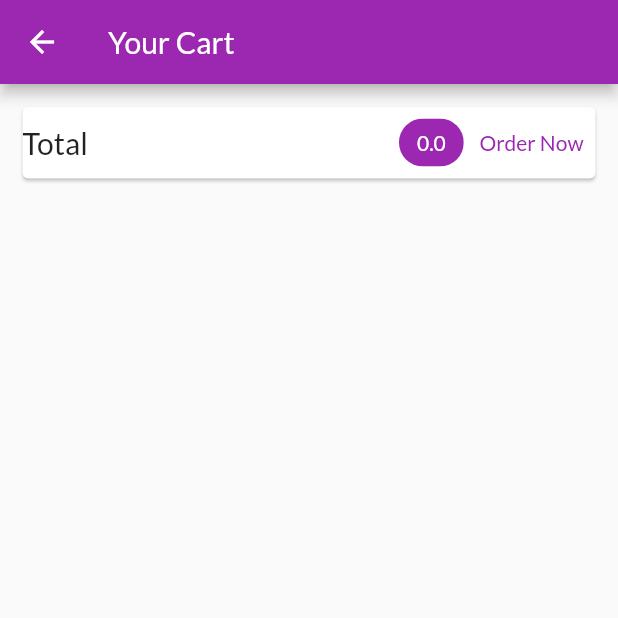
After one commit to AMfaraz/Shop_App, a Flutter app: the CartScreen screen opened by its route, after a tap on "Order Now", on a phone screen of 412 x 824 dp, the top half of it. The commit adds this screen. Run offline on Flutter 3.47's test engine with Material 2 defaults, Android fonts, the phone set to English and light mode, and no system bars; network calls fail.

Commit message:
Orders added

```diff
--- a/lib/providers/cart.dart
+++ b/lib/providers/cart.dart
@@ -6,35 +6,46 @@ class CartItem {
   final int quantity;
   final double price;
 
-  CartItem({required this.id,
+  CartItem(
+      {required this.id,
       required this.title,
       required this.quantity,
       required this.price});
 }
 
 class Cart with ChangeNotifier {
-  Map<String, CartItem> _items={};
+  Map<String, CartItem> _items = {};
 
   Map<String, CartItem> get items {
     return {..._items};
   }
 
-  int? get itemCount{
-    return _items.length==0? 0:_items.length;
+  int? get itemCount {
+    return _items.length == 0 ? 0 : _items.length;
   }
+
+  double get totalAmount {
+    double total = 0;
+    _items.forEach((key, cartItem) {
+      total = total + cartItem.price * cartItem.quantity;
+    });
+    return total;
+  }
+
   void addItem(String productId, double price, String title) {
-    bool doesContain=_items.containsKey(productId);
+    bool doesContain = _items.containsKey(productId);
     if (doesContain) {
-      _items.update(productId, (existingItem) =>
-          CartItem(id: existingItem.id,
+      _items.update(
+          productId,
+          (existingItem) => CartItem(
+              id: existingItem.id,
               title: existingItem.title,
               quantity: existingItem.quantity + 1,
               price: existingItem.price));
     } else {
       _items.putIfAbsent(
           productId,
-              () =>
-              CartItem(
+          () => CartItem(
               id: DateTime.now().toString(),
               title: title,
               quantity: 1,
@@ -42,4 +53,16 @@ class Cart with ChangeNotifier {
     }
     notifyListeners();
   }
+
+  void removeItem(String itemID){
+    _items.remove(itemID);
+    notifyListeners();
   }
+
+  void clearCart(){
+    _items={};
+    notifyListeners();
+  }
+
+
+}
--- /dev/null
+++ b/lib/providers/orders.dart
@@ -0,0 +1,37 @@
+import 'package:flutter/foundation.dart';
+
+import './cart.dart';
+
+class OrderItem {
+  final String id;
+  final double amount;
+  final List<CartItem> products;
+  final DateTime dateTime;
+
+  OrderItem(
+      {required this.id,
+      required this.dateTime,
+      required this.amount,
+      required this.products});
+}
+
+class Orders with ChangeNotifier {
+  List<OrderItem> _orders = [];
+
+  List<OrderItem> get orders {
+    return [..._orders];
+  }
+
+  void addOrder(List<CartItem> cartProducts, double total) {
+    _orders.insert(
+        0,
+        OrderItem(
+            id: DateTime.now().toString(),
+            dateTime: DateTime.now(),
+            amount: total,
+            products: cartProducts));
+    notifyListeners();
+  }
+
+
+}
--- /dev/null
+++ b/lib/screens/cart_screen.dart
@@ -0,0 +1,79 @@
+import 'package:flutter/material.dart';
+import 'package:provider/provider.dart';
+
+import '../providers/cart.dart' show Cart;
+import '../widgets/cart_item.dart';
+import '../providers/orders.dart';
+
+class CartScreen extends StatelessWidget {
+  static const routeName = "./CartScreen";
+
+  const CartScreen({Key? key}) : super(key: key);
+
+  @override
+  Widget build(BuildContext context) {
+    final cart = Provider.of<Cart>(context);
+    return Scaffold(
+      appBar: AppBar(
+        title: const Text("Your Cart"),
+      ),
+      body: Column(
+        children: <Widget>[
+          Card(
+            margin: const EdgeInsets.all(15),
+            child: Row(
+              mainAxisAlignment: MainAxisAlignment.spaceBetween,
+              children: <Widget>[
+                const Text(
+                  "Total",
+                  style: TextStyle(
+                    fontSize: 20,
+                  ),
+                ),
+                Spacer(),
+                SizedBox(width: 20),
+                Chip(
+                  label: Text(
+                    "${cart.totalAmount}",
+                    style: TextStyle(
+                        color: Theme.of(context)
+                            .primaryTextTheme
+                            .titleLarge
+                            ?.color),
+                  ),
+                  backgroundColor: Theme.of(context).primaryColor,
+                ),
+                TextButton(
+                  onPressed: () {
+                    Provider.of<Orders>(context, listen: false)
+                        .addOrder(cart.items.values.toList(), cart.totalAmount);
+                    cart.clearCart();
+                  },
+                  child: const Text("Order Now"),
+                  style: TextButton.styleFrom(
+                      primary: Theme.of(context).primaryColor),
+                ),
+              ],
+            ),
+          ),
+          SizedBox(
+            height: 10,
+          ),
+          Expanded(
+            child: ListView.builder(
+              itemCount: cart.itemCount,
+              itemBuilder: (BuildContext context, int i) {
+                return CartItem(
+                    id: cart.items.values.toList()[i].id,
+                    productId: cart.items.keys.toList()[i],
+                    quantity: cart.items.values.toList()[i].quantity,
+                    price: cart.items.values.toList()[i].price,
+                    title: cart.items.values.toList()[i].title);
+              },
+            ),
+          ),
+        ],
+      ),
+    );
+  }
+}
--- a/lib/screens/products_overview_screen.dart
+++ b/lib/screens/products_overview_screen.dart
@@ -6,6 +6,7 @@ import '../providers/cart.dart';
 import '../widgets/products_grid.dart';
 import '../providers/products.dart';
 import '../widgets/badge.dart';
+import '../screens/cart_screen.dart';
 
 enum FilterOptions {
   Favourite,
@@ -58,7 +59,9 @@ class _ProductsOverviewScreenState extends State<ProductsOverviewScreen> {
               icon: const Icon(
                 Icons.shopping_cart,
               ),
-              onPressed: () {},
+              onPressed: () {
+                Navigator.of(context).pushNamed(CartScreen.routeName);
+              },
             ),
           ),
         ],
--- /dev/null
+++ b/lib/widgets/order_item.dart
@@ -0,0 +1,30 @@
+import 'package:flutter/material.dart';
+import 'package:intl/intl.dart';
+
+import '../providers/orders.dart' as ord;
+
+class OrderItem extends StatelessWidget {
+  final ord.OrderItem order;
+
+  OrderItem({required this.order});
+
+  @override
+  Widget build(BuildContext context) {
+    return Card(
+      margin: const EdgeInsets.all(10),
+      child: Column(
+        children: <Widget>[
+          ListTile(
+            title: Text("\$${order.amount}"),
+            subtitle:
+                Text(DateFormat("dd MM yyyy hh:mm").format(order.dateTime)),
+            trailing: IconButton(
+              icon: Icon(Icons.expand_more),
+              onPressed: () {},
+            ),
+          )
+        ],
+      ),
+    );
+  }
+}
--- a/pubspec.yaml
+++ b/pubspec.yaml
@@ -30,6 +30,7 @@ dependencies:
   flutter:
     sdk: flutter
   provider: ^6.0.5
+  intl: ^0.18.0
 
 
   # The following adds the Cupertino Icons font to your application.
```
Also changed, not shown: lib/main.dart (+5 -2 lines), lib/screens/order_screen.dart (added, +23 -0 lines), lib/screens/product_detail_screen.dart (+31 -1 lines), lib/widgets/cart_item.dart (added, +60 -0 lines), pubspec.lock. Lines whose indentation alone changed are shown as unchanged.
